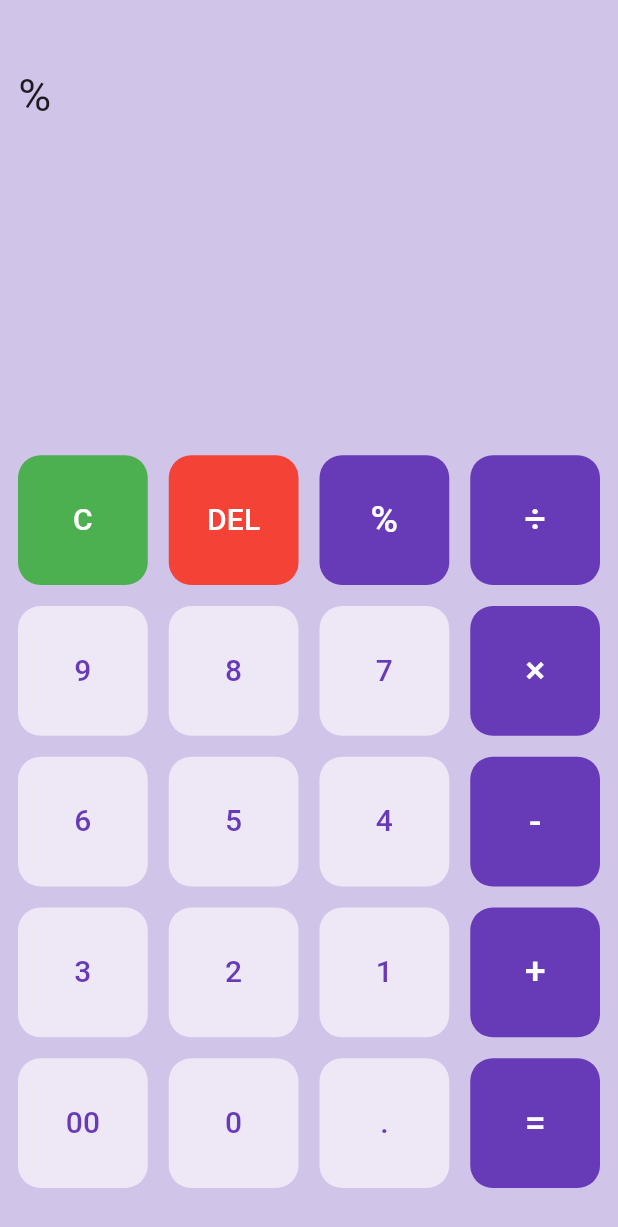
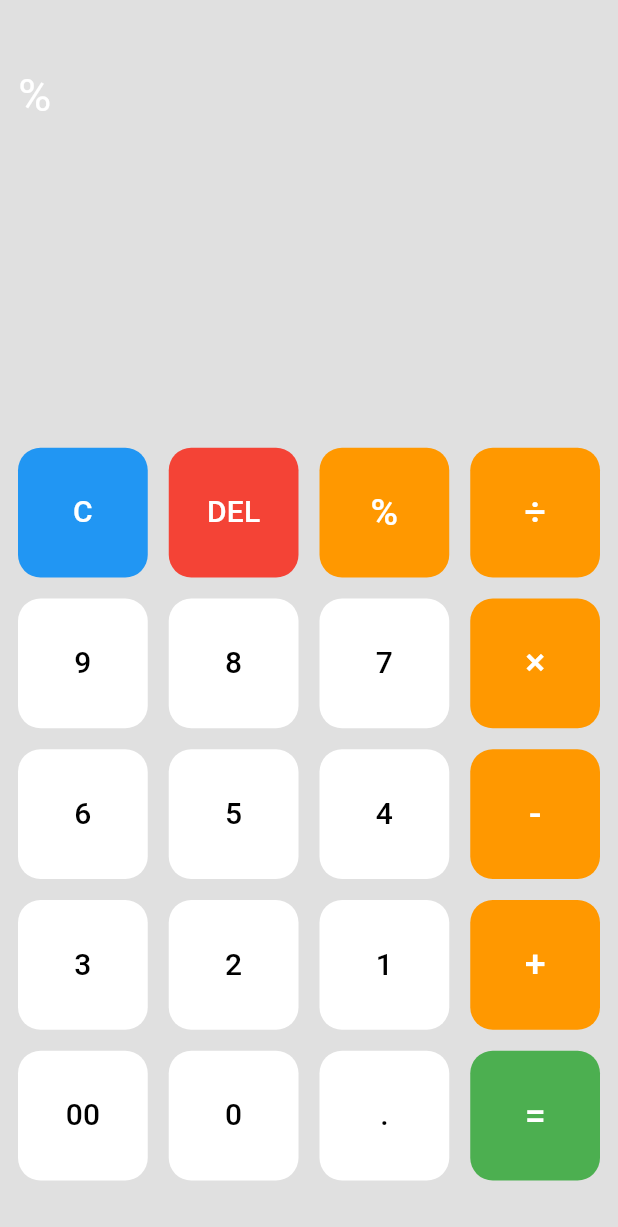
Before and after one commit to AliGhzz/Calculator, a Flutter app: the screen it shows after launch, after a tap on an icon or button, on a phone screen of 412 x 824 dp. Shown: the top 1227 px of the screen. Run offline on Flutter 3.47's test engine with Material 3 defaults, Android fonts, the phone set to English and light mode, and no system bars; our stand-ins replace math_expressions.

Commit message:
change app design

```diff
--- a/lib/main.dart
+++ b/lib/main.dart
@@ -43,7 +43,7 @@ class _HomeState extends State<Home> {
   @override
   Widget build(BuildContext context) {
     return Scaffold(
-      backgroundColor: Colors.deepPurple[100],
+      backgroundColor: Colors.black12,
       body: Column(
         children: [
           SizedBox(
@@ -53,7 +53,7 @@ class _HomeState extends State<Home> {
               child: Container(
                 margin: const EdgeInsets.fromLTRB(0, 30, 0, 0),
                 alignment: Alignment.topLeft,
-                child: Text(showingMathExpr,style: const TextStyle(fontSize: 30)),
+                child: Text(showingMathExpr,style: const TextStyle(fontSize: 30,color: Colors.white)),
               )
             ),
           ),
@@ -61,14 +61,14 @@ class _HomeState extends State<Home> {
           Container(
             alignment: Alignment.bottomCenter,
             padding: const EdgeInsets.all(5),
-            margin: EdgeInsets.fromLTRB(0, 0, 0, 20),
+            margin: EdgeInsets.fromLTRB(0, 0, 0, 25),
             child: Column(
               mainAxisAlignment: MainAxisAlignment.end,
               children: [
                 Container(height: 60,
                 alignment: Alignment.bottomRight,
                 padding: const EdgeInsets.fromLTRB(0,0,7,0),
-                  child: Text(answer,style: const TextStyle(fontSize:45),),
+                  child: Text(answer,style: const TextStyle(fontSize:45,color: Colors.white),),
                 ),
                 GridView.builder(
                   itemCount: 20,
@@ -78,7 +78,7 @@ class _HomeState extends State<Home> {
                   shrinkWrap: true,
                   itemBuilder: (context, index) {
                     if (index==0){
-                      return CustomButton(label:buttonsText[index][0],color: Colors.green,textColor: Colors.white,fontSize: 20.0,
+                      return CustomButton(label:buttonsText[index][0],color: Colors.blue,textColor: Colors.white,fontSize: 20.0,
                         onTapped: (){
                           setState(() {
                             mathExpr='';
@@ -91,23 +91,27 @@ class _HomeState extends State<Home> {
                       return CustomButton(label:buttonsText[index][0],color: Colors.red,textColor: Colors.white,fontSize: 20.0,
                         onTapped: (){
                           setState(() {
+                            if(mathExpr.length<61){
                               mathExpr=mathExpr.substring(0,mathExpr.length-1);
                               showingMathExpr=showingMathExpr.substring(0,showingMathExpr.length-1);
+                            }
+
                           });
                         },
                       );
                     }else if([4,5,6,8,9,10,12,13,14,16,17,18].contains(index)){
-                      return CustomButton(label:buttonsText[index][0],color: Colors.deepPurple[50],textColor: Colors.deepPurple ,fontSize: 20.0,
+                      return CustomButton(label:buttonsText[index][0],color: Colors.white,textColor: Colors.black ,fontSize: 20.0,
                         onTapped: (){
                           setState(() {
+                            if(mathExpr.length<61){
                               mathExpr+=buttonsText[index][0];
                               showingMathExpr+=buttonsText[index][0];
-
+                            }
                           });
                         },
                       );
                     }else if(index==19){
-                      return CustomButton(label:buttonsText[index][1],color: Colors.deepPurple,textColor: Colors.white,fontSize: 25.0,
+                      return CustomButton(label:buttonsText[index][1],color: Colors.green,textColor: Colors.white,fontSize: 25.0,
                         onTapped: (){
                           setState(() {
                             calculate(mathExpr);
@@ -115,11 +119,14 @@ class _HomeState extends State<Home> {
                         },
                       );
                     }else{
-                      return CustomButton(label:buttonsText[index][1],color: Colors.deepPurple,textColor: Colors.white,fontSize: 25.0,
+                      return CustomButton(label:buttonsText[index][1],color: Colors.orange,textColor: Colors.white,fontSize: 25.0,
                         onTapped: (){
                           setState(() {
+                            if(mathExpr.length<61){
                               mathExpr+=buttonsText[index][0];
                               showingMathExpr+=buttonsText[index][1];
+                            }
+
                           });
                         },
                       );
```
Lines whose indentation alone changed are shown as unchanged.
